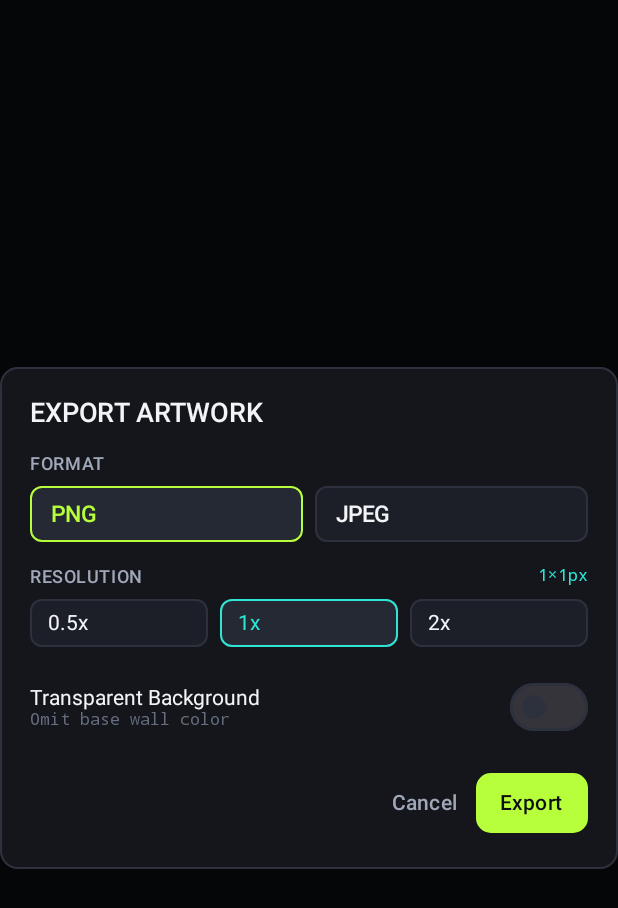
After one commit to khafidzamrdn/graffiti-studio, an Android app built with Jetpack Compose: the composable ExportDialog called with empty values, on a phone screen of 412 x 824 dp. The commit adds this screen. Shown: the top 908 px of the screen. Run offline under Robolectric (Android 15) with nearby library versions, the phone set to English and light mode, and no system bars.

Commit message:
feat(export): implement Milestone 4 PNG/JPEG export with resolution and transparency

```diff
--- a/app/src/main/kotlin/com/graffitistudio/AppContainer.kt
+++ b/app/src/main/kotlin/com/graffitistudio/AppContainer.kt
@@ -4,6 +4,7 @@ import android.content.Context
 import com.graffitistudio.core.data.DataFactory
 import com.graffitistudio.core.data.preferences.WorkspacePreferences
 import com.graffitistudio.core.domain.repository.ProjectRepository
+import com.graffitistudio.core.storage.ArtworkExporter
 
 class AppContainer(context: Context) {
     val workspacePreferences: WorkspacePreferences by lazy {
@@ -13,4 +14,8 @@ class AppContainer(context: Context) {
     val projectRepository: ProjectRepository by lazy {
         DataFactory.createProjectRepository(context)
     }
+
+    val artworkExporter: ArtworkExporter by lazy {
+        DataFactory.createArtworkExporter(context)
+    }
 }
--- a/app/src/main/kotlin/com/graffitistudio/MainActivity.kt
+++ b/app/src/main/kotlin/com/graffitistudio/MainActivity.kt
@@ -52,7 +52,8 @@ class MainActivity : ComponentActivity() {
                             factory = WorkspaceViewModel.Factory(
                                 projectId = projectId,
                                 projectRepository = container.projectRepository,
-                                preferences = container.workspacePreferences
+                                preferences = container.workspacePreferences,
+                                artworkExporter = container.artworkExporter
                             )
                         )
                         WorkspaceScreen(
--- a/core/data/src/main/kotlin/com/graffitistudio/core/data/DataFactory.kt
+++ b/core/data/src/main/kotlin/com/graffitistudio/core/data/DataFactory.kt
@@ -5,6 +5,7 @@ import com.graffitistudio.core.data.local.GraffitiDatabase
 import com.graffitistudio.core.data.preferences.WorkspacePreferences
 import com.graffitistudio.core.data.repository.ProjectRepositoryImpl
 import com.graffitistudio.core.domain.repository.ProjectRepository
+import com.graffitistudio.core.storage.ArtworkExporter
 import com.graffitistudio.core.storage.GspProjectStorage
 
 object DataFactory {
@@ -21,4 +22,8 @@ object DataFactory {
     fun createWorkspacePreferences(context: Context): WorkspacePreferences {
         return WorkspacePreferences(context.applicationContext)
     }
+
+    fun createArtworkExporter(context: Context): ArtworkExporter {
+        return ArtworkExporter(context.applicationContext)
+    }
 }
--- /dev/null
+++ b/core/domain/src/main/kotlin/com/graffitistudio/core/domain/model/ExportModels.kt
@@ -0,0 +1,35 @@
+package com.graffitistudio.core.domain.model
+
+import kotlin.math.max
+import kotlin.math.min
+import kotlin.math.roundToInt
+
+enum class ExportFormat(val extension: String, val mimeType: String) {
+    PNG("png", "image/png"),
+    JPEG("jpg", "image/jpeg")
+}
+
+enum class ExportScale(val factor: Float, val label: String) {
+    HALF(0.5f, "0.5x"),
+    ORIGINAL(1f, "1x"),
+    DOUBLE(2f, "2x")
+}
+
+data class ExportConfig(
+    val format: ExportFormat = ExportFormat.PNG,
+    val scale: ExportScale = ExportScale.ORIGINAL,
+    val transparentBackground: Boolean = false,
+    val jpegQuality: Int = 92
+) {
+    fun resolveDimensions(docWidth: Int, docHeight: Int, maxEdgePx: Int = 4096): Pair<Int, Int> {
+        val rawW = max(1, (docWidth * scale.factor).roundToInt())
+        val rawH = max(1, (docHeight * scale.factor).roundToInt())
+        val largest = max(rawW, rawH)
+        if (largest <= maxEdgePx) return rawW to rawH
+        val clampScale = maxEdgePx / largest.toFloat()
+        return max(1, (rawW * clampScale).roundToInt()) to max(1, (rawH * clampScale).roundToInt())
+    }
+
+    val effectiveTransparent: Boolean
+        get() = format == ExportFormat.PNG && transparentBackground
+}
--- a/feature/workspace/build.gradle.kts
+++ b/feature/workspace/build.gradle.kts
@@ -29,6 +29,7 @@ android {
 dependencies {
     implementation(project(":core:domain"))
     implementation(project(":core:designsystem"))
+    implementation(project(":core:storage"))
     implementation(project(":core:data"))
     implementation(project(":engine:rendering"))
     implementation(project(":engine:drawing"))
--- /dev/null
+++ b/feature/workspace/src/main/kotlin/com/graffitistudio/feature/workspace/ExportDialog.kt
@@ -0,0 +1,191 @@
+package com.graffitistudio.feature.workspace
+
+import androidx.compose.foundation.BorderStroke
+import androidx.compose.foundation.clickable
+import androidx.compose.foundation.layout.Arrangement
+import androidx.compose.foundation.layout.Column
+import androidx.compose.foundation.layout.Row
+import androidx.compose.foundation.layout.fillMaxWidth
+import androidx.compose.foundation.layout.padding
+import androidx.compose.foundation.shape.RoundedCornerShape
+import androidx.compose.material3.MaterialTheme
+import androidx.compose.material3.Surface
+import androidx.compose.material3.Switch
+import androidx.compose.material3.SwitchDefaults
+import androidx.compose.material3.Text
+import androidx.compose.material3.TextButton
+import androidx.compose.runtime.Composable
+import androidx.compose.runtime.getValue
+import androidx.compose.runtime.mutableStateOf
+import androidx.compose.runtime.remember
+import androidx.compose.runtime.setValue
+import androidx.compose.ui.Alignment
+import androidx.compose.ui.Modifier
+import androidx.compose.ui.unit.dp
+import androidx.compose.ui.window.Dialog
+import com.graffitistudio.core.designsystem.component.UrbanPanel
+import com.graffitistudio.core.designsystem.component.UrbanPrimaryButton
+import com.graffitistudio.core.designsystem.theme.LocalUrbanColors
+import com.graffitistudio.core.domain.model.ExportConfig
+import com.graffitistudio.core.domain.model.ExportFormat
+import com.graffitistudio.core.domain.model.ExportScale
+
+@Composable
+fun ExportDialog(
+    docWidth: Int,
+    docHeight: Int,
+    isExporting: Boolean,
+    onDismiss: () -> Unit,
+    onExport: (ExportConfig) -> Unit
+) {
+    val colors = LocalUrbanColors.current
+    var format by remember { mutableStateOf(ExportFormat.PNG) }
+    var scale by remember { mutableStateOf(ExportScale.ORIGINAL) }
+    var transparentBg by remember { mutableStateOf(false) }
+
+    val config = ExportConfig(
+        format = format,
+        scale = scale,
+        transparentBackground = transparentBg
+    )
+    val (outW, outH) = config.resolveDimensions(docWidth, docHeight)
+
+    Dialog(onDismissRequest = { if (!isExporting) onDismiss() }) {
+        UrbanPanel {
+            Column(
+                modifier = Modifier
+                    .fillMaxWidth()
+                    .padding(20.dp),
+                verticalArrangement = Arrangement.spacedBy(16.dp)
+            ) {
+                Text(
+                    text = "EXPORT ARTWORK",
+                    style = MaterialTheme.typography.titleLarge,
+                    color = colors.textPrimary
+                )
+
+                Column(verticalArrangement = Arrangement.spacedBy(8.dp)) {
+                    Text(
+                        text = "FORMAT",
+                        style = MaterialTheme.typography.labelMedium,
+                        color = colors.textSecondary
+                    )
+                    Row(horizontalArrangement = Arrangement.spacedBy(8.dp)) {
+                        ExportFormat.entries.forEach { item ->
+                            val selected = format == item
+                            Surface(
+                                shape = RoundedCornerShape(8.dp),
+                                color = if (selected) colors.surfaceHighlight else colors.surfaceElevated,
+                                border = BorderStroke(
+                                    1.dp,
+                                    if (selected) colors.accentLime else colors.borderSubtle
+                                ),
+                                modifier = Modifier
+                                    .weight(1f)
+                                    .clickable { format = item }
+                            ) {
+                                Text(
+                                    text = item.name,
+                                    style = MaterialTheme.typography.titleMedium,
+                                    color = if (selected) colors.accentLime else colors.textPrimary,
+                                    modifier = Modifier.padding(vertical = 10.dp, horizontal = 14.dp)
+                                )
+                            }
+                        }
+                    }
+                }
+
+                Column(verticalArrangement = Arrangement.spacedBy(8.dp)) {
+                    Row(
+                        modifier = Modifier.fillMaxWidth(),
+                        horizontalArrangement = Arrangement.SpaceBetween
+                    ) {
+                        Text(
+                            text = "RESOLUTION",
+                            style = MaterialTheme.typography.labelMedium,
+                            color = colors.textSecondary
+                        )
+                        Text(
+                            text = "${outW}×${outH}px",
+                            style = MaterialTheme.typography.labelSmall,
+                            color = colors.accentCyan
+                        )
+                    }
+                    Row(horizontalArrangement = Arrangement.spacedBy(8.dp)) {
+                        ExportScale.entries.forEach { item ->
+                            val selected = scale == item
+                            Surface(
+                                shape = RoundedCornerShape(8.dp),
+                                color = if (selected) colors.surfaceHighlight else colors.surfaceElevated,
+                                border = BorderStroke(
+                                    1.dp,
+                                    if (selected) colors.accentCyan else colors.borderSubtle
+                                ),
+                                modifier = Modifier
+                                    .weight(1f)
+                                    .clickable { scale = item }
+                            ) {
+                                Text(
+                                    text = item.label,
+                                    style = MaterialTheme.typography.bodyMedium,
+                                    color = if (selected) colors.accentCyan else colors.textPrimary,
+                                    modifier = Modifier.padding(vertical = 8.dp, horizontal = 12.dp)
+                                )
+                            }
+                        }
+                    }
+                }
+
+                Row(
+                    modifier = Modifier.fillMaxWidth(),
+                    horizontalArrangement = Arrangement.SpaceBetween,
+                    verticalAlignment = Alignment.CenterVertically
+                ) {
+                    Column(modifier = Modifier.weight(1f)) {
+                        Text(
+                            text = "Transparent Background",
+                            style = MaterialTheme.typography.bodyMedium,
+                            color = if (format == ExportFormat.PNG) colors.textPrimary else colors.textMuted
+                        )
+                        Text(
+                            text = if (format == ExportFormat.PNG) {
+                                "Omit base wall color"
+                            } else {
+                                "Available for PNG only"
+                            },
+                            style = MaterialTheme.typography.labelSmall,
+                            color = colors.textMuted
+                        )
+                    }
+                    Switch(
+                        checked = format == ExportFormat.PNG && transparentBg,
+                        onCheckedChange = { transparentBg = it },
+                        enabled = format == ExportFormat.PNG,
+                        colors = SwitchDefaults.colors(
+                            checkedThumbColor = colors.onAccent,
+                            checkedTrackColor = colors.accentLime
+                        )
+                    )
+                }
+
+                Row(
+                    modifier = Modifier.fillMaxWidth(),
+                    horizontalArrangement = Arrangement.End
+                ) {
+                    TextButton(
+                        onClick = onDismiss,
+                        enabled = !isExporting
+                    ) {
+                        Text("Cancel", color = colors.textSecondary)
+                    }
+                    UrbanPrimaryButton(
+                        onClick = { onExport(config) },
+                        enabled = !isExporting
+                    ) {
+                        Text(if (isExporting) "Exporting..." else "Export")
+                    }
+                }
+            }
+        }
+    }
+}
```
Also changed, not shown: core/storage/src/main/kotlin/com/graffitistudio/core/storage/ArtworkExporter.kt (added, +89 -0 lines), engine/drawing/src/main/kotlin/com/graffitistudio/engine/drawing/DrawingEngine.kt (+29 -0 lines), feature/workspace/src/main/kotlin/com/graffitistudio/feature/workspace/WorkspaceScreen.kt (+27 -0 lines), feature/workspace/src/main/kotlin/com/graffitistudio/feature/workspace/WorkspaceViewModel.kt (+53 -2 lines), 1 other file.
